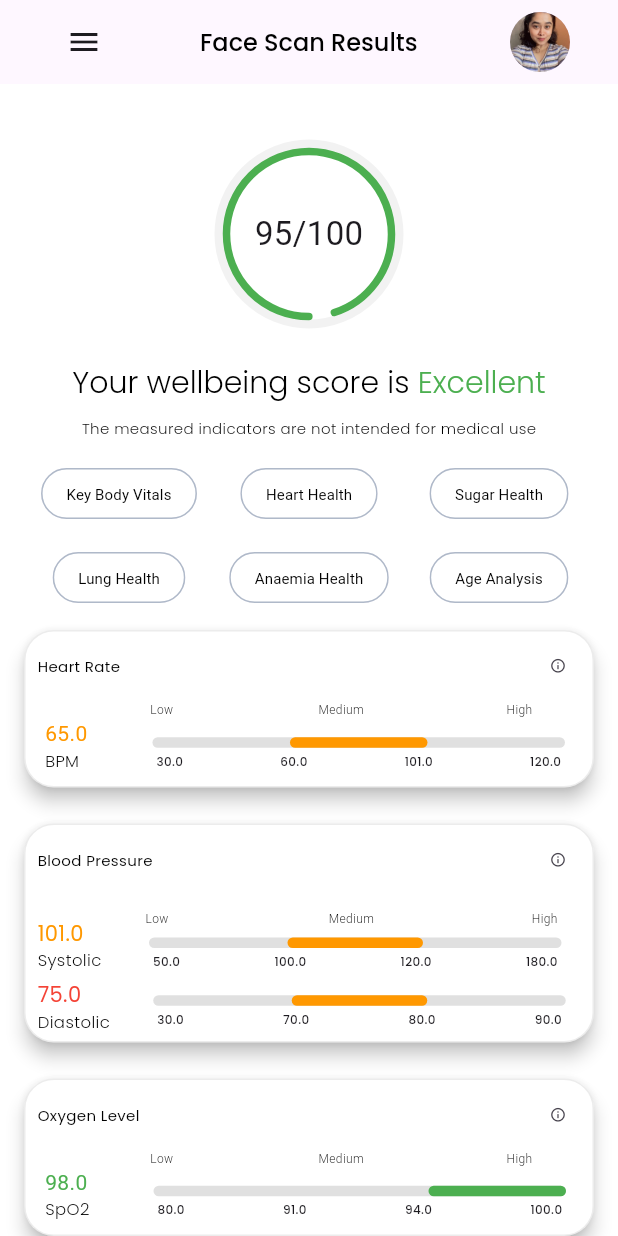
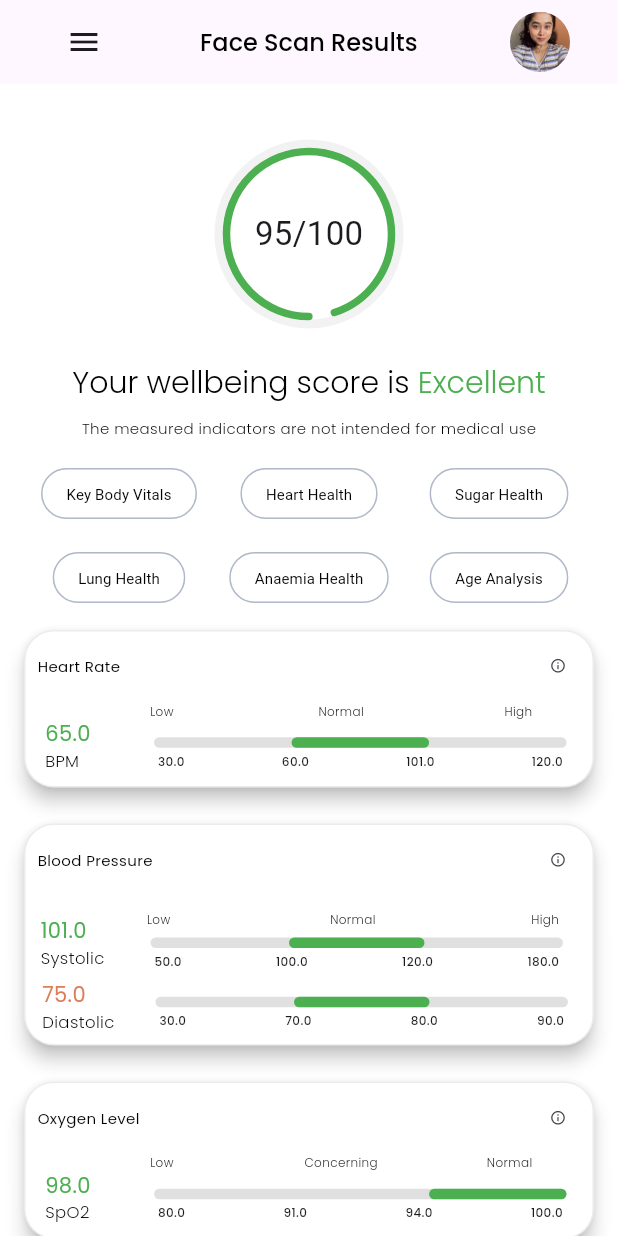
Before and after one commit to anafariya/result_screen, a Flutter app: the screen it shows after launch, on a phone screen of 412 x 824 dp. Run offline on Flutter 3.47's test engine with Material 3 defaults, Android fonts, the light colour scheme and no system bars; our stand-ins replace google_fonts.

Commit message:
changes colours and units

```diff
--- a/lib/widgets/double_indicator_card.dart
+++ b/lib/widgets/double_indicator_card.dart
@@ -15,6 +15,9 @@ class DoubleIndicatorCard extends StatelessWidget {
   final double x2;
   final double x3;
   final double x4;
+  final String lowValue;
+  final String midValue;
+  final String highValue;
   final Color lowColor;
   final Color midColor;
   final Color highColor;
@@ -29,6 +32,9 @@ class DoubleIndicatorCard extends StatelessWidget {
     required this.unit2,
     required this.value1,
     required this.value2,
+    required this.lowValue,
+    required this.midValue,
+    required this.highValue,
     required this.v1,
     required this.v2,
     required this.v3,
@@ -183,7 +189,9 @@ class DoubleIndicatorCard extends StatelessWidget {
             const SizedBox(height: 10),
             Row(
               children: [
-                Column(
+                Padding(
+                  padding: const EdgeInsets.only(left: 2,bottom: 3),
+                  child: Column(
                     crossAxisAlignment: CrossAxisAlignment.start,
                     children: [
                       Text(
@@ -202,11 +210,12 @@ class DoubleIndicatorCard extends StatelessWidget {
                       ),
                     ],
                   ),
+                ),
                 const SizedBox(width: 10),
                 Expanded(
                   child: Column(
                     children: [
-                      const Padding(
+                       Padding(
                         padding: EdgeInsets.only(right: 20, left: 5, bottom: 7),
                         child: SizedBox(
                           width: 285,
@@ -216,9 +225,9 @@ class DoubleIndicatorCard extends StatelessWidget {
                               SizedBox(width: 10), // Added SizedBox
                               Expanded(
                                 child: Text(
-                                  'Low',
+                                  lowValue,
                                   textAlign: TextAlign.left,
-                                  style: TextStyle(
+                                  style: GoogleFonts.poppins(
                                       fontSize: 8,
                                       fontWeight: FontWeight.w300,
                                       color: Colors.black),
@@ -226,9 +235,9 @@ class DoubleIndicatorCard extends StatelessWidget {
                               ),
                               Expanded(
                                 child: Text(
-                                  'Medium',
+                                  midValue,
                                   textAlign: TextAlign.center,
-                                  style: TextStyle(
+                                  style: GoogleFonts.poppins(
                                       fontSize: 8,
                                       fontWeight: FontWeight.w300,
                                       color: Colors.black),
@@ -236,9 +245,9 @@ class DoubleIndicatorCard extends StatelessWidget {
                               ),
                               Expanded(
                                 child: Text(
-                                  'High',
+                                  highValue,
                                   textAlign: TextAlign.right,
-                                  style: TextStyle(
+                                  style: GoogleFonts.poppins(
                                       fontSize: 8,
                                       fontWeight: FontWeight.w300,
                                       color: Colors.black),
@@ -344,7 +353,7 @@ class DoubleIndicatorCard extends StatelessWidget {
             Row(
               children: [
                 Padding(
-                  padding: const EdgeInsets.only(bottom: 6),
+                  padding: const EdgeInsets.only(bottom: 8,left: 3),
                   child: Column(
                     crossAxisAlignment: CrossAxisAlignment.start,
                     children: [
--- a/lib/widgets/indicator_card.dart
+++ b/lib/widgets/indicator_card.dart
@@ -13,6 +13,9 @@ class IndicatorCard extends StatelessWidget {
   final Color midColor;
   final Color highColor;
   final String dialogTitle;
+  final String lowValue;
+  final String midValue;
+  final String highValue;
   final String dialogDescription;
   late String dialogContent; // New property for the content
 
@@ -25,6 +28,9 @@ class IndicatorCard extends StatelessWidget {
     required this.v2,
     required this.v3,
     required this.v4,
+    required this.lowValue,
+    required this.midValue,
+    required this.highValue,
     required this.lowColor,
     required this.midColor,
     required this.highColor,
@@ -157,8 +163,8 @@ class IndicatorCard extends StatelessWidget {
                 ),
               ],
             ),
-            const Padding(
-              padding:  EdgeInsets.only(
+             Padding(
+              padding:  const EdgeInsets.only(
                   left: 75,
                   bottom: 0), // Set your desired left padding here
               child:  SizedBox(
@@ -168,9 +174,9 @@ class IndicatorCard extends StatelessWidget {
                   children: [
                     Expanded(
                       child: Text(
-                        'Low',
+                        lowValue,
                         textAlign: TextAlign.left,
-                        style: TextStyle(
+                        style:  GoogleFonts.poppins(
                           fontSize: 8,
                           fontWeight: FontWeight.w300,
                           color: Colors.black,
@@ -179,9 +185,9 @@ class IndicatorCard extends StatelessWidget {
                     ),
                     Expanded(
                       child: Text(
-                        'Medium',
+                        midValue,
                         textAlign: TextAlign.center,
-                        style: TextStyle(
+                        style:  GoogleFonts.poppins(
                           fontSize: 8,
                           fontWeight: FontWeight.w300,
                           color: Colors.black,
@@ -190,9 +196,9 @@ class IndicatorCard extends StatelessWidget {
                     ),
                     Expanded(
                       child: Text(
-                        'High',
+                        highValue,
                         textAlign: TextAlign.right,
-                        style: TextStyle(
+                        style: GoogleFonts.poppins(
                           fontSize: 8,
                           fontWeight: FontWeight.w300,
                           color: Colors.black,
@@ -213,7 +219,7 @@ class IndicatorCard extends StatelessWidget {
                       Text(
                         "$value",
                         style:
-                            TextStyle(fontSize: 14, color: getValueColor(value)),
+                            GoogleFonts.poppins(fontSize: 14, color: getValueColor(value)),
                       ),
                       Text(
                         unit,
--- a/lib/widgets/result_screen.dart
+++ b/lib/widgets/result_screen.dart
@@ -130,9 +130,12 @@ class _ResultScreenState extends State<ResultScreen> {
                 v2: 60,
                 v3: 101,
                 v4: 120,
-                lowColor: Colors.green,
-                midColor: Colors.orange,
-                highColor: Colors.red,
+                midColor: Colors.green,
+                lowColor: Colors.orange,
+                highColor: const Color.fromRGBO(220, 125, 87, 1),
+                lowValue: 'Low',
+                midValue: 'Normal',
+                highValue: 'High',
                 dialogTitle: "Heart Rate",
                 dialogDescription: "A normal resting heart rate for adults ranges from 60 to 100 beats per minute ",
               ),
@@ -151,9 +154,12 @@ class _ResultScreenState extends State<ResultScreen> {
                 x2: 70,
                 x3: 80,
                 x4: 90,
-                lowColor: Colors.green,
-                midColor: Colors.orange,
-                highColor: Colors.red,
+                midColor: Colors.green,
+                lowColor: Colors.orange,
+                highColor: const Color.fromRGBO(220, 125, 87, 1),
+                 lowValue: 'Low',
+                midValue: 'Normal',
+                highValue: 'High',
                 dialogTitle:'Blood Pressure' ,
                 dialogDescription: "A normal blood pressure reading for a healthy young adult is between 90/60 and 120/80 mmHg.  ",
               ),
@@ -169,6 +175,9 @@ class _ResultScreenState extends State<ResultScreen> {
                 lowColor: Colors.red,
                 midColor: Colors.orange,
                 highColor: Colors.green,
+                 lowValue: 'Low',
+                midValue: 'Concerning',
+                highValue: 'Normal',
                 dialogTitle: "Oxygen Level",
                 dialogDescription: "Oxygen level should be more than 94.",
               ),
@@ -181,9 +190,12 @@ class _ResultScreenState extends State<ResultScreen> {
                 v2: 14,
                 v3: 16,
                 v4: 18,
-                lowColor: Colors.red,
-                midColor: Colors.orange,
-                highColor: Colors.green,
+                highColor: Colors.red,
+                lowColor: Colors.orange,
+                midColor: Colors.green,
+                 lowValue: 'Low',
+                midValue: 'Normal',
+                highValue: 'High',
                    dialogTitle: "Haemoglobin",
                 dialogDescription: "The normal Hb level for males is 14 to 18 g/dl; that for females is 12 to 16 g/dl.",
               ),
@@ -197,8 +209,11 @@ class _ResultScreenState extends State<ResultScreen> {
                 v3: 6.4,
                 v4: 9.0,
                 lowColor: Colors.green,
-                midColor: const Color.fromRGBO(218, 76, 104, 1),
-                highColor: const Color.fromRGBO(220, 125, 87, 1),
+                highColor: const Color.fromRGBO(218, 76, 104, 1),
+                midColor: const Color.fromRGBO(220, 125, 87, 1),
+                 lowValue: 'Normal',
+                midValue: 'Prediabetic',
+                highValue: 'Diabetes',
                  dialogTitle: "Glycated Haemoglobin",
                 dialogDescription: "A normal glycated haemoglobin level, also called an A1C level, is below 5.7%.",
               ),
```
Lines whose indentation alone changed are shown as unchanged.
